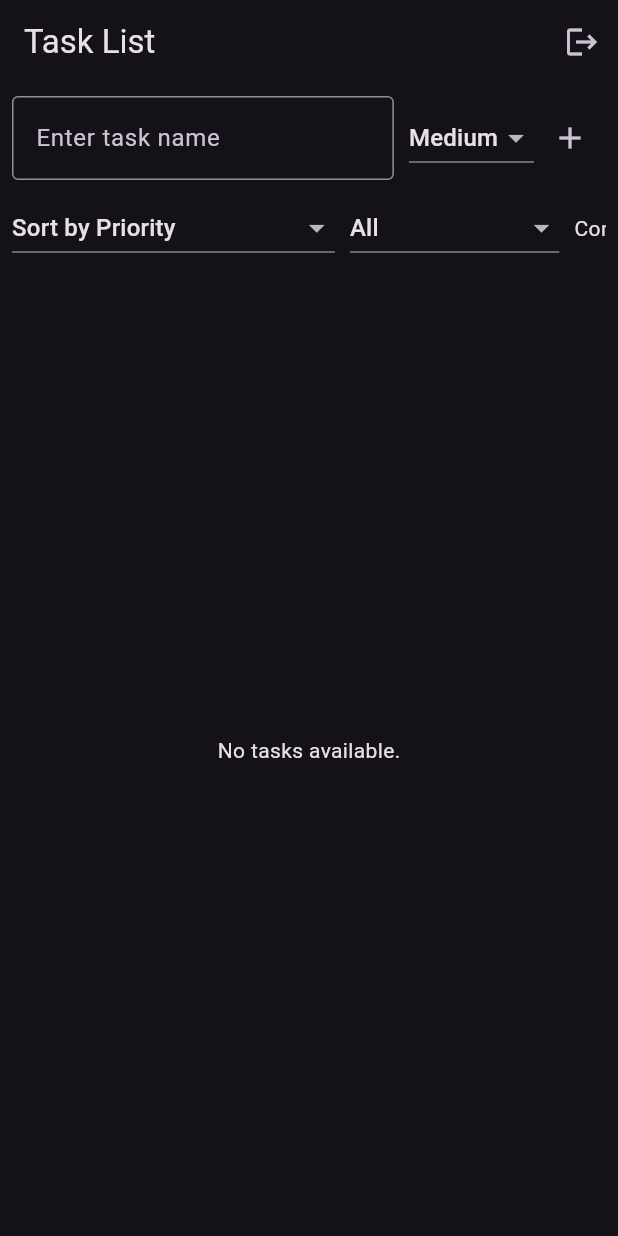
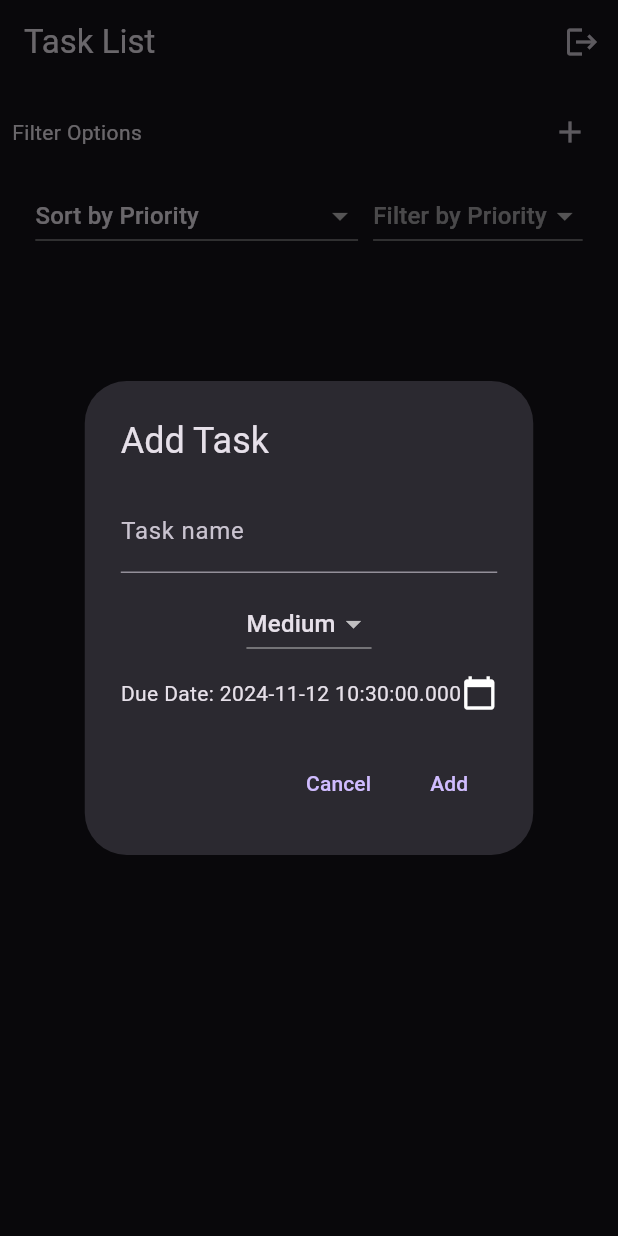
Before and after one commit to Harika-Gavini/task_manager_cw06, a Flutter app: the TaskListScreen screen opened directly, after a tap on the "add" icon, on a phone screen of 412 x 824 dp. Run offline on Flutter 3.47's test engine with Material 3 defaults, Android fonts, the phone set to English and light mode, and no system bars; our stand-ins replace cloud_firestore, firebase_auth, firebase_core; accounts and stored records are empty.

Commit message:
final changes

```diff
--- a/lib/main.dart
+++ b/lib/main.dart
@@ -17,7 +17,7 @@
     return MaterialApp(
       title: 'Task Manager',
       theme: ThemeData.dark(),
-      home: AuthCheck(),
+      home: TaskListScreen(),
     );
   }
 }
--- a/lib/model/task.dart
+++ b/lib/model/task.dart
@@ -2,6 +2,29 @@ class Task {
   String name;
   bool isCompleted;
   String priority;
+  List<Subtask> subtasks; // New field for subtasks
 
-  Task({required this.name, this.isCompleted = false, required this.priority});
+  Task({
+    required this.name,
+    this.isCompleted = false,
+    required this.priority,
+    this.subtasks = const [], // Default to empty list if no subtasks are passed
+  });
+
+  // Method to add a subtask to the task
+  void addSubtask(Subtask subtask) {
+    subtasks.add(subtask);
+  }
+
+  // Method to mark the task as completed
+  void toggleCompletion() {
+    isCompleted = !isCompleted;
+  }
 }
+
+class Subtask {
+  String name;
+  String dueTime;
+
+  Subtask({required this.name, required this.dueTime});
+}
--- a/lib/task_list_screen.dart
+++ b/lib/task_list_screen.dart
@@ -9,11 +9,9 @@ class TaskListScreen extends StatefulWidget {
 
 class _TaskListScreenState extends State<TaskListScreen> {
   final _firestore = FirebaseFirestore.instance;
-  final _taskController = TextEditingController();
-  String _selectedPriority = 'Medium';
-  String _sortOption = 'Priority';
-  String? _filterPriority;
-  bool showOnlyCompleted = false;
+  String _selectedPriority = 'Medium'; // Default Priority
+  String _sortOption = 'Priority'; // Default Sort Option
+  String? _filterPriority; // The selected filter
 
   @override
   Widget build(BuildContext context) {
@@ -37,32 +35,11 @@ class _TaskListScreenState extends State<TaskListScreen> {
             child: Row(
               children: [
                 Expanded(
-                  child: TextField(
-                    controller: _taskController,
-                    decoration: InputDecoration(
-                      labelText: 'Enter task name',
-                      border: OutlineInputBorder(),
-                    ),
-                  ),
-                ),
-                SizedBox(width: 10),
-                DropdownButton<String>(
-                  value: _selectedPriority,
-                  items: ['High', 'Medium', 'Low'].map((String value) {
-                    return DropdownMenuItem<String>(
-                      value: value,
-                      child: Text(value),
-                    );
-                  }).toList(),
-                  onChanged: (newValue) {
-                    setState(() {
-                      _selectedPriority = newValue!;
-                    });
-                  },
+                  child: Text('Filter Options'),
                 ),
                 IconButton(
                   icon: Icon(Icons.add),
-                  onPressed: addTask,
+                  onPressed: _showAddTaskDialog,
                 ),
               ],
             ),
@@ -73,6 +50,7 @@ class _TaskListScreenState extends State<TaskListScreen> {
               scrollDirection: Axis.horizontal,
               child: Row(
                 children: [
+                  // Sort by dropdown
                   DropdownButton<String>(
                     value: _sortOption,
                     items: ['Priority', 'Due Date', 'Completion Status']
@@ -89,13 +67,14 @@ class _TaskListScreenState extends State<TaskListScreen> {
                     },
                   ),
                   SizedBox(width: 10),
+                  // Filter by priority dropdown
                   DropdownButton<String?>(
                     value: _filterPriority,
                     hint: Text('Filter by Priority'),
-                    items: [null, 'High', 'Medium', 'Low'].map((String? value) {
+                    items: ['All', 'High', 'Medium', 'Low'].map((String value) {
                       return DropdownMenuItem<String?>(
                         value: value,
-                        child: Text(value ?? 'All'),
+                        child: Text(value),
                       );
                     }).toList(),
                     onChanged: (newFilter) {
@@ -103,20 +82,6 @@ class _TaskListScreenState extends State<TaskListScreen> {
                         _filterPriority = newFilter;
                       });
                     },
-                  ),
-                  SizedBox(width: 10),
-                  Row(
-                    children: [
-                      Text("Completed Only"),
-                      Switch(
-                        value: showOnlyCompleted,
-                        onChanged: (value) {
-                          setState(() {
-                            showOnlyCompleted = value;
-                          });
-                        },
-                      ),
-                    ],
                   ),
                 ],
               ),
@@ -137,7 +102,9 @@ class _TaskListScreenState extends State<TaskListScreen> {
                   itemCount: tasks.length,
                   itemBuilder: (context, index) {
                     var task = tasks[index];
-                    return ListTile(
+                    return Card(
+                      margin: EdgeInsets.all(8),
+                      child: ListTile(
                         title: Text(task['name']),
                         subtitle: Row(
                           children: [
@@ -157,9 +124,19 @@ class _TaskListScreenState extends State<TaskListScreen> {
                             toggleCompletion(task.id, value);
                           },
                         ),
-                      trailing: IconButton(
+                        trailing: Row(
+                          mainAxisSize: MainAxisSize.min,
+                          children: [
+                            IconButton(
                               icon: Icon(Icons.delete),
                               onPressed: () => deleteTask(task.id),
+                            ),
+                            IconButton(
+                              icon: Icon(Icons.add),
+                              onPressed: () => _showAddSubtaskDialog(task.id),
+                            ),
+                          ],
+                        ),
                       ),
                     );
                   },
@@ -172,19 +149,91 @@ class _TaskListScreenState extends State<TaskListScreen> {
     );
   }
 
-  Future<void> addTask() async {
-    if (_taskController.text.isNotEmpty) {
+  // Method to show Add Task Dialog
+  Future<void> _showAddTaskDialog() async {
+    String taskName = '';
+    String taskPriority = 'Medium';
+    DateTime dueDate = DateTime.now();
+
+    showDialog(
+      context: context,
+      builder: (context) {
+        return AlertDialog(
+          title: Text("Add Task"),
+          content: Column(
+            mainAxisSize: MainAxisSize.min,
+            children: [
+              TextField(
+                decoration: InputDecoration(labelText: 'Task name'),
+                onChanged: (value) {
+                  taskName = value;
+                },
+              ),
+              SizedBox(height: 10),
+              DropdownButton<String>(
+                value: taskPriority,
+                items: ['High', 'Medium', 'Low'].map((String value) {
+                  return DropdownMenuItem<String>(
+                    value: value,
+                    child: Text(value),
+                  );
+                }).toList(),
+                onChanged: (newValue) {
+                  taskPriority = newValue!;
+                },
+              ),
+              SizedBox(height: 10),
+              GestureDetector(
+                onTap: () async {
+                  DateTime? pickedDate = await showDatePicker(
+                    context: context,
+                    initialDate: dueDate,
+                    firstDate: DateTime(2020),
+                    lastDate: DateTime(2101),
+                  );
+                  if (pickedDate != null && pickedDate != dueDate)
+                    setState(() {
+                      dueDate = pickedDate;
+                    });
+                },
+                child: Row(
+                  children: [
+                    Text('Due Date: ${dueDate.toLocal()}'),
+                    Icon(Icons.calendar_today),
+                  ],
+                ),
+              ),
+            ],
+          ),
+          actions: [
+            TextButton(
+              onPressed: () {
+                Navigator.pop(context);
+              },
+              child: Text("Cancel"),
+            ),
+            TextButton(
+              onPressed: () async {
+                if (taskName.isNotEmpty) {
                   await _firestore.collection('tasks').add({
-        'name': _taskController.text,
+                    'name': taskName,
                     'completed': false,
-        'priority': _selectedPriority,
-        'dueDate': DateTime.now(),
+                    'priority': taskPriority,
+                    'dueDate': dueDate,
                   });
-      _taskController.clear();
-      setState(() {}); // Refresh to show new task
+                  Navigator.pop(context);
+                  setState(() {});
                 }
+              },
+              child: Text("Add"),
+            ),
+          ],
+        );
+      },
+    );
   }
 
+  // Method to toggle completion status
   Future<void> toggleCompletion(String taskId, bool? isCompleted) async {
     await _firestore.collection('tasks').doc(taskId).update({
       'completed': isCompleted,
@@ -192,22 +241,22 @@ class _TaskListScreenState extends State<TaskListScreen> {
     setState(() {});
   }
 
+  // Method to delete a task
   Future<void> deleteTask(String taskId) async {
     await _firestore.collection('tasks').doc(taskId).delete();
     setState(() {});
   }
 
+  // Method to fetch tasks based on filter and sort options
   Future<QuerySnapshot> _fetchTasks() async {
     Query query = _firestore.collection('tasks');
 
-    if (_filterPriority != null) {
+    // Filter by priority
+    if (_filterPriority != null && _filterPriority != 'All') {
       query = query.where('priority', isEqualTo: _filterPriority);
     }
 
-    if (showOnlyCompleted) {
-      query = query.where('completed', isEqualTo: true);
-    }
-
+    // Sort by selected option
     switch (_sortOption) {
       case 'Priority':
         query = query.orderBy('priority', descending: false);
@@ -223,12 +272,84 @@ class _TaskListScreenState extends State<TaskListScreen> {
     return query.get();
   }
 
+  // Method to show Add Subtask Dialog
+  Future<void> _showAddSubtaskDialog(String taskId) async {
+    String subtaskName = '';
+    TimeOfDay selectedTime = TimeOfDay.now();
+
+    showDialog(
+      context: context,
+      builder: (context) {
+        return AlertDialog(
+          title: Text("Add Subtask"),
+          content: Column(
+            mainAxisSize: MainAxisSize.min,
+            children: [
+              TextField(
+                decoration: InputDecoration(labelText: 'Subtask name'),
+                onChanged: (value) {
+                  subtaskName = value;
+                },
+              ),
+              SizedBox(height: 10),
+              GestureDetector(
+                onTap: () async {
+                  TimeOfDay? time = await showTimePicker(
+                    context: context,
+                    initialTime: selectedTime,
+                  );
+                  if (time != null) {
+                    setState(() {
+                      selectedTime = time;
+                    });
+                  }
+                },
+                child: Row(
+                  children: [
+                    Text('Due Time: ${selectedTime.format(context)}'),
+                    Icon(Icons.access_time),
+                  ],
+                ),
+              ),
+            ],
+          ),
+          actions: [
+            TextButton(
+              onPressed: () {
+                Navigator.pop(context);
+              },
+              child: Text("Cancel"),
+            ),
+            TextButton(
+              onPressed: () async {
+                if (subtaskName.isNotEmpty) {
+                  await _firestore
+                      .collection('tasks')
+                      .doc(taskId)
+                      .collection('subtasks')
+                      .add({
+                    'name': subtaskName,
+                    'dueTime': selectedTime.format(context),
+                  });
+                  Navigator.pop(context);
+                  setState(() {});
+                }
+              },
+              child: Text("Add"),
+            ),
+          ],
+        );
+      },
+    );
+  }
+
+  // Helper method to get priority color
   Color _getPriorityColor(String priority) {
     switch (priority) {
       case 'High':
         return Colors.red;
       case 'Medium':
-        return Colors.yellow;
+        return Colors.orange;
       case 'Low':
         return Colors.green;
       default:
```
Lines whose indentation alone changed are shown as unchanged.
